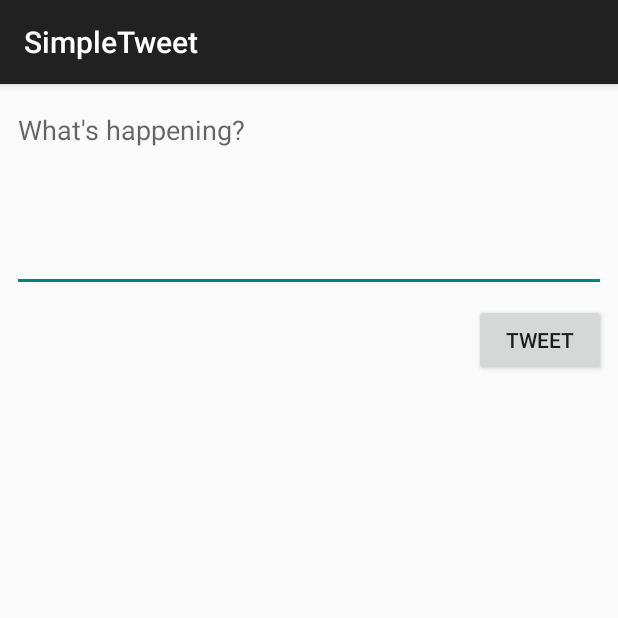
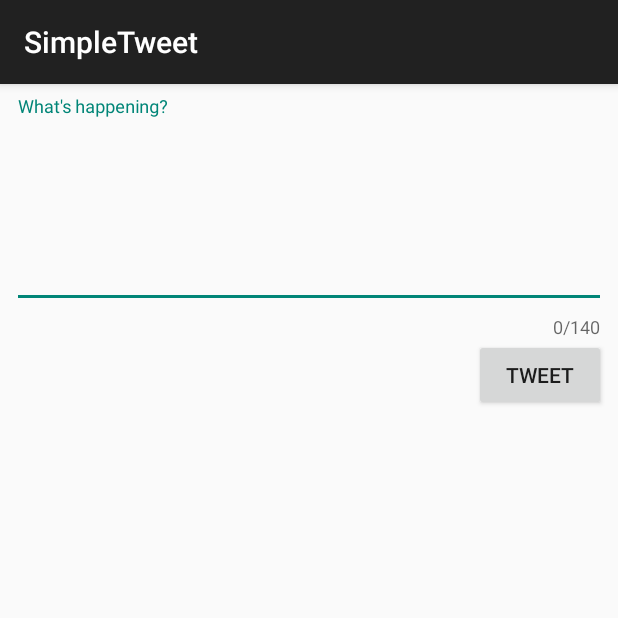
Before and after one commit to joshuabello2550/Twitter, an Android app: the TimelineActivity screen opened directly, with no data from a screen before it, after a tap on "Compose", on a phone screen of 412 x 824 dp, the top half of it. Run offline under Robolectric (Android 15) with nearby library versions, the phone set to English and light mode, and no system bars; our stand-ins replace Room's generated code; libraries missing offline, so code that uses them is left out: com.codepath.asynchttpclient, com.facebook.stetho, com.github.scribejava.apis, org.parceler; pictures from the network do not load; 3 statements that could not run were skipped.

Commit message:
Update tweets when user swipes down to refresh

```diff
--- a/app/build.gradle
+++ b/app/build.gradle
@@ -50,6 +50,7 @@ dependencies {
     implementation 'com.github.bumptech.glide:glide:4.11.0'
     implementation 'com.google.android.material:material:1.4.0'
     implementation 'androidx.constraintlayout:constraintlayout:2.1.4'
+    implementation 'androidx.swiperefreshlayout:swiperefreshlayout:1.1.0'
     // Room for simple persistence with an ORM
     def room_version = "2.4.0"
     implementation "androidx.room:room-runtime:$room_version"
--- a/app/src/main/java/com/codepath/apps/restclienttemplate/TimelineActivity.java
+++ b/app/src/main/java/com/codepath/apps/restclienttemplate/TimelineActivity.java
@@ -5,6 +5,7 @@ import androidx.annotation.Nullable;
 import androidx.appcompat.app.AppCompatActivity;
 import androidx.recyclerview.widget.LinearLayoutManager;
 import androidx.recyclerview.widget.RecyclerView;
+import androidx.swiperefreshlayout.widget.SwipeRefreshLayout;
 
 import android.content.Intent;
 import android.os.Bundle;
@@ -32,11 +33,12 @@ public class TimelineActivity extends AppCompatActivity {
     public static final String TAG = "TimelineActivity";
     public final int REQUEST_CODE = 20;
 
-    TwitterClient client;
-    RecyclerView rvTweets;
-    List<Tweet> tweets;
-    TweetsAdapter adapter;
-    Button logout;
+    private SwipeRefreshLayout swipeContainer;
+    private TwitterClient client;
+    private RecyclerView rvTweets;
+    private List<Tweet> tweets;
+    private TweetsAdapter adapter;
+    private Button logout;
 
     @Override
     protected void onCreate(Bundle savedInstanceState) {
@@ -44,7 +46,7 @@ public class TimelineActivity extends AppCompatActivity {
         setContentView(R.layout.activity_timeline);
 
         client = TwitterApp.getRestClient(this);
-
+        swipeContainer =  (SwipeRefreshLayout) findViewById(R.id.swipeContainer);
         // find the recycler view
         rvTweets = findViewById(R.id.rvTweets);
         // Init the list of tweets and adapter
@@ -55,6 +57,7 @@ public class TimelineActivity extends AppCompatActivity {
         rvTweets.setAdapter(adapter);
         populateHomeTimeline();
         onLogoutButton();
+        onSwipeRefresh(swipeContainer);
     }
 
     @Override
@@ -129,5 +132,45 @@ public class TimelineActivity extends AppCompatActivity {
         });
     }
 
+    private void onSwipeRefresh(SwipeRefreshLayout swipeContainer) {
+        swipeContainer.setOnRefreshListener(new SwipeRefreshLayout.OnRefreshListener() {
+            @Override
+            public void onRefresh() {
+                // Your code to refresh the list here.
+                // Make sure you call swipeContainer.setRefreshing(false)
+                // once the network request has completed successfully.
+                fetchTimelineAsync(0);
+            }
+        });
+        // Configure the refreshing colors
+        swipeContainer.setColorSchemeResources(android.R.color.holo_blue_bright,
+                android.R.color.holo_green_light,
+                android.R.color.holo_orange_light,
+                android.R.color.holo_red_light);
+    }
+
+    public void fetchTimelineAsync(int page) {
+        // Send the network request to fetch the updated data
+        // `client` here is an instance of Android Async HTTP
+        // getHomeTimeline is an example endpoint.
+        client.getHomeTimeline(new JsonHttpResponseHandler() {
+            @Override
+            public void onSuccess(int statusCode, Headers headers, JSON json) {
+                // Remember to CLEAR OUT old items before appending in the new ones
+                adapter.clear();
+                // ...the data has come back, add new items to your adapter...
+                adapter.addAll(tweets);
+                populateHomeTimeline();
+                Log.i(TAG,"All tweets: " + tweets);
+                // Now we call setRefreshing(false) to signal refresh has finished
+                swipeContainer.setRefreshing(false);
+            }
+
+            @Override
+            public void onFailure(int statusCode, Headers headers, String response, Throwable throwable) {
+                Log.d("DEBUG", "Fetch timeline error: " + throwable.toString());
+            }
+        });
+    }
 
 }
--- a/app/src/main/java/com/codepath/apps/restclienttemplate/TweetsAdapter.java
+++ b/app/src/main/java/com/codepath/apps/restclienttemplate/TweetsAdapter.java
@@ -70,4 +70,17 @@ public class TweetsAdapter extends RecyclerView.Adapter<TweetsAdapter.ViewHolder
             Glide.with(context).load(tweet.user.profileImageUrl).into(ivProfileImage);
         }
     }
+
+    // Clean all elements of the recycler
+    public void clear() {
+        tweets.clear();
+        notifyDataSetChanged();
+    }
+
+    // Add a list of items -- change to type used
+    public void addAll(List<Tweet> list) {
+        tweets.addAll(list);
+        notifyDataSetChanged();
+    }
+
 }
--- a/app/src/main/res/layout/activity_compose.xml
+++ b/app/src/main/res/layout/activity_compose.xml
@@ -4,15 +4,24 @@
     xmlns:tools="http://schemas.android.com/tools"
     android:layout_width="match_parent"
     android:layout_height="match_parent"
+    android:layout_margin="8dp"
     tools:context=".ComposeActivity">
+
+
+    <com.google.android.material.textfield.TextInputLayout
+        android:id="@+id/textInputLayout"
+        android:layout_width="match_parent"
+        android:layout_height="wrap_content"
+        app:counterEnabled="true"
+        app:counterMaxLength="140"
+        app:layout_constraintEnd_toEndOf="parent"
+        app:layout_constraintStart_toStartOf="parent"
+        app:layout_constraintTop_toTopOf="parent">
 
     <EditText
         android:id="@+id/etCompose"
-        android:layout_width="0dp"
+        android:layout_width="match_parent"
         android:layout_height="wrap_content"
-        android:layout_marginStart="8dp"
-        android:layout_marginTop="8dp"
-        android:layout_marginEnd="8dp"
         android:ems="10"
         android:gravity="start|top"
         android:hint="What's happening?"
@@ -21,14 +30,12 @@
         app:layout_constraintEnd_toEndOf="parent"
         app:layout_constraintStart_toStartOf="parent"
         app:layout_constraintTop_toTopOf="parent" />
-
+</com.google.android.material.textfield.TextInputLayout>
     <Button
         android:id="@+id/btnTweet"
         android:layout_width="wrap_content"
         android:layout_height="wrap_content"
-        android:layout_marginTop="8dp"
-        android:layout_marginEnd="8dp"
         android:text="@string/tweet"
         app:layout_constraintEnd_toEndOf="parent"
-        app:layout_constraintTop_toBottomOf="@+id/etCompose" />
+        app:layout_constraintTop_toBottomOf="@+id/textInputLayout" />
 </androidx.constraintlayout.widget.ConstraintLayout>
--- a/app/src/main/res/layout/activity_timeline.xml
+++ b/app/src/main/res/layout/activity_timeline.xml
@@ -8,6 +8,12 @@
     android:layout_marginTop="0dp"
     tools:context=".TimelineActivity">
 
+    <androidx.swiperefreshlayout.widget.SwipeRefreshLayout
+        xmlns:android="http://schemas.android.com/apk/res/android"
+        android:id="@+id/swipeContainer"
+        android:layout_width="match_parent"
+        android:layout_height="match_parent">
+
         <androidx.recyclerview.widget.RecyclerView
             android:id="@+id/rvTweets"
             android:layout_width="0dp"
@@ -17,6 +23,8 @@
             app:layout_constraintStart_toStartOf="parent"
             app:layout_constraintTop_toTopOf="parent" />
 
+    </androidx.swiperefreshlayout.widget.SwipeRefreshLayout>
+
     <Button
         android:id="@+id/btnLogout"
         android:layout_width="wrap_content"
```
Lines whose indentation alone changed are shown as unchanged.
